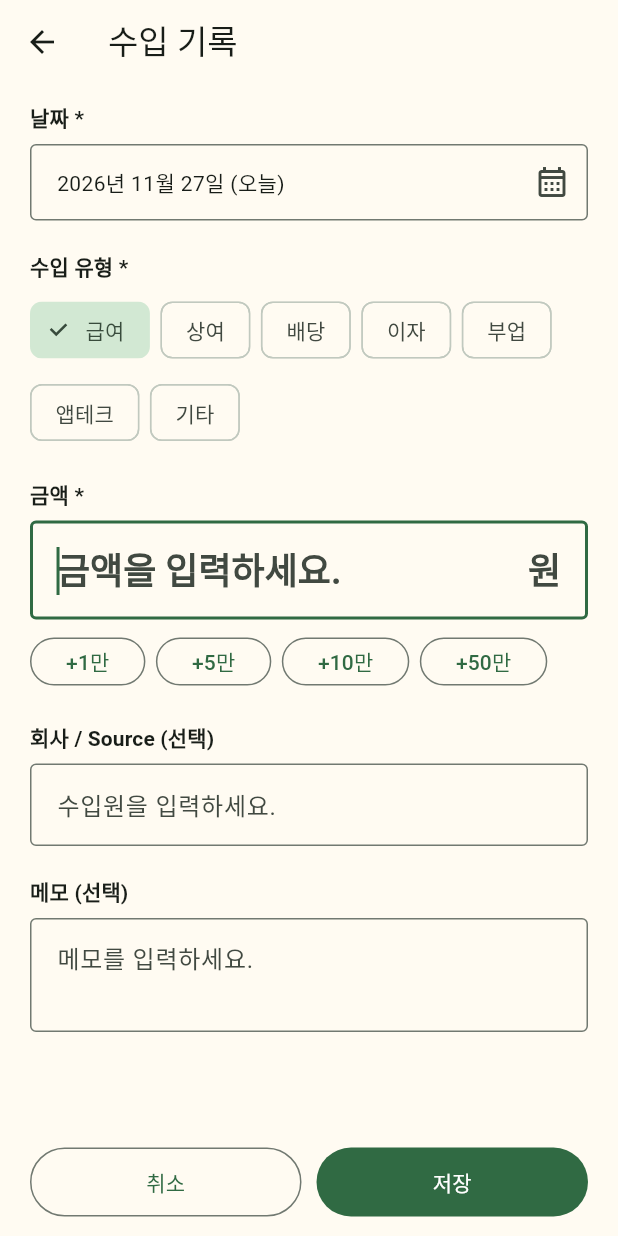
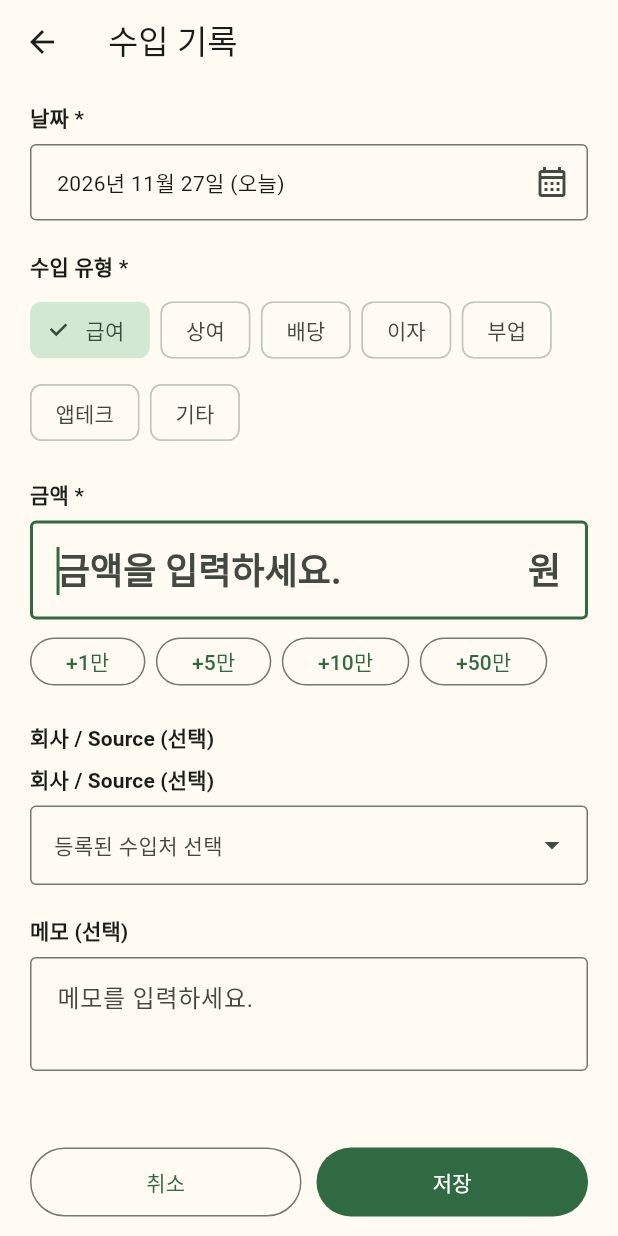
Before and after one commit to ranranranie/my-income-manager, a Flutter app: the screen it shows after launch, after a tap on the "add" icon, on a phone screen of 412 x 824 dp. Run offline on Flutter 3.47's test engine with Material 3 defaults, Android fonts, the phone set to English and light mode, and no system bars; our stand-ins replace material_ui, package_info_plus, shared_preferences, sqflite; accounts and stored records are empty.

Commit message:
Connect managed sources and accounts to income editor

```diff
--- a/lib/src/ui/income_editor.dart
+++ b/lib/src/ui/income_editor.dart
@@ -31,6 +31,8 @@ class _IncomeEditorState extends State<IncomeEditor> {
   bool amountError = false;
   bool sourceError = false;
   bool accountError = false;
+  List<IncomeSourceEntry> sourceOptions = const [];
+  List<IncomeAccountEntry> accountOptions = const [];
 
   bool get isEditing => widget.record != null;
   bool get sourceRequired => type == IncomeType.dividend;
@@ -56,6 +58,13 @@ class _IncomeEditorState extends State<IncomeEditor> {
       date = record.date;
       memoExpanded = record.memo?.isNotEmpty ?? false;
     }
+    _loadManagedOptions();
+  }
+
+  Future<void> _loadManagedOptions() async {
+    final sources = await IncomeDatabase.instance.sourcesFor(type);
+    final accounts = await IncomeDatabase.instance.accounts();
+    if (mounted) setState(() { sourceOptions = sources; accountOptions = accounts; });
   }
 
   @override
@@ -83,6 +92,7 @@ class _IncomeEditorState extends State<IncomeEditor> {
       type = next;
       if (validationAttempted) _updateErrors();
     });
+    _loadManagedOptions();
   }
 
   void _onAmountChanged(String value) {
@@ -342,6 +352,9 @@ class _IncomeEditorState extends State<IncomeEditor> {
                       accountKey: _accountKey,
                       enabled: !saving,
                       onChanged: _refreshValidation,
+                      sourceOptions: sourceOptions,
+                      accountOptions: accountOptions,
+                      onReload: _loadManagedOptions,
                     ),
                     const _FieldLabel(text: '메모', optional: true),
                     const SizedBox(height: 7),
@@ -424,6 +437,9 @@ class _ConditionalFields extends StatelessWidget {
     required this.accountKey,
     required this.enabled,
     required this.onChanged,
+    required this.sourceOptions,
+    required this.accountOptions,
+    required this.onReload,
   });
 
   final IncomeType type;
@@ -438,6 +454,9 @@ class _ConditionalFields extends StatelessWidget {
   final GlobalKey accountKey;
   final bool enabled;
   final VoidCallback onChanged;
+  final List<IncomeSourceEntry> sourceOptions;
+  final List<IncomeAccountEntry> accountOptions;
+  final Future<void> Function() onReload;
 
   String get sourceLabel => switch (type) {
         IncomeType.salary || IncomeType.bonus => '회사 / Source',
@@ -455,47 +474,101 @@ class _ConditionalFields extends StatelessWidget {
       children: [
         _FieldLabel(text: sourceLabel, required: sourceRequired, optional: !sourceRequired),
         const SizedBox(height: 7),
-        TextField(
+        _ManagedValueField(
           key: sourceKey,
           controller: sourceController,
           enabled: enabled,
-          onChanged: (_) => onChanged(),
-          textInputAction: TextInputAction.next,
-          decoration: InputDecoration(
-            hintText: sourceRequired ? '수입원을 입력하세요.' : '수입원을 입력하세요.',
-            errorText: sourceError ? '수입원을 입력해주세요.' : null,
-            border: const OutlineInputBorder(),
-            contentPadding:
-                const EdgeInsets.symmetric(horizontal: 14, vertical: 15),
-          ),
+          label: sourceLabel,
+          hint: '등록된 수입처 선택',
+          requiredValue: sourceRequired,
+          error: sourceError ? '수입원을 선택해주세요.' : null,
+          options: sourceOptions.map((e) => e.name).toList(),
+          onChanged: onChanged,
+          onAdd: (name, _) async {
+            await IncomeDatabase.instance.addSource(type, name);
+            sourceController.text = name.trim();
+            await onReload();
+            onChanged();
+          },
         ),
         if (accountVisible) ...[
           const SizedBox(height: 16),
-          _FieldLabel(
-            text: 'Account',
-            required: accountRequired,
-            optional: !accountRequired,
-          ),
-          const SizedBox(height: 7),
-          TextField(
+          _ManagedValueField(
             key: accountKey,
             controller: accountController,
             enabled: enabled,
-            onChanged: (_) => onChanged(),
-            textInputAction: TextInputAction.next,
-            decoration: InputDecoration(
-              hintText: '일반계좌, ISA, 연금저축, IRP',
-              errorText: accountError ? '계좌를 입력해주세요.' : null,
-              border: const OutlineInputBorder(),
-              contentPadding:
-                  const EdgeInsets.symmetric(horizontal: 14, vertical: 15),
-            ),
+            label: '계좌',
+            hint: '등록된 계좌 선택',
+            requiredValue: accountRequired,
+            error: accountError ? '계좌를 선택해주세요.' : null,
+            options: accountOptions.map((e) => e.name).toList(),
+            onChanged: onChanged,
+            onAdd: (name, institution) async {
+              await IncomeDatabase.instance.addAccount(name, institution);
+              accountController.text = name.trim();
+              await onReload();
+              onChanged();
+            },
+            asksInstitution: true,
           ),
         ],
         const SizedBox(height: 20),
       ],
     );
   }
+}
+
+class _ManagedValueField extends StatelessWidget {
+  const _ManagedValueField({super.key, required this.controller, required this.enabled, required this.label, required this.hint, required this.requiredValue, required this.error, required this.options, required this.onChanged, required this.onAdd, this.asksInstitution = false});
+  final TextEditingController controller;
+  final bool enabled, requiredValue, asksInstitution;
+  final String label, hint;
+  final String? error;
+  final List<String> options;
+  final VoidCallback onChanged;
+  final Future<void> Function(String name, String? institution) onAdd;
+
+  @override Widget build(BuildContext context) => Column(crossAxisAlignment: CrossAxisAlignment.start, children: [
+    _FieldLabel(text: label, required: requiredValue, optional: !requiredValue),
+    const SizedBox(height: 7),
+    InkWell(
+      onTap: !enabled ? null : () async {
+        final selected = await showModalBottomSheet<String>(
+          context: context,
+          isScrollControlled: true,
+          builder: (sheetContext) => SafeArea(child: Padding(
+            padding: EdgeInsets.fromLTRB(20, 16, 20, 20 + MediaQuery.viewInsetsOf(sheetContext).bottom),
+            child: Column(mainAxisSize: MainAxisSize.min, crossAxisAlignment: CrossAxisAlignment.stretch, children: [
+              Text(label, style: Theme.of(sheetContext).textTheme.titleMedium?.copyWith(fontWeight: FontWeight.bold)),
+              const SizedBox(height: 8),
+              for (final option in options) ListTile(title: Text(option), onTap: () => Navigator.pop(sheetContext, option)),
+              OutlinedButton.icon(icon: const Icon(Icons.add), label: const Text('새로 등록'), onPressed: () async {
+                final name = TextEditingController();
+                final institution = TextEditingController();
+                final added = await showDialog<bool>(context: sheetContext, builder: (dialogContext) => AlertDialog(
+                  title: Text('$label 등록'),
+                  content: Column(mainAxisSize: MainAxisSize.min, children: [
+                    TextField(controller: name, autofocus: true, decoration: InputDecoration(labelText: asksInstitution ? '계좌 이름' : label)),
+                    if (asksInstitution) ...[const SizedBox(height: 10), TextField(controller: institution, decoration: const InputDecoration(labelText: '금융기관 (선택)'))],
+                  ]),
+                  actions: [TextButton(onPressed: () => Navigator.pop(dialogContext, false), child: const Text('취소')), FilledButton(onPressed: () => Navigator.pop(dialogContext, true), child: const Text('등록'))],
+                ));
+                if (added == true && name.text.trim().isNotEmpty) {
+                  try { await onAdd(name.text, asksInstitution ? institution.text : null); if (sheetContext.mounted) Navigator.pop(sheetContext, name.text.trim()); }
+                  on DatabaseException catch (_) { if (sheetContext.mounted) ScaffoldMessenger.of(sheetContext).showSnackBar(const SnackBar(content: Text('이미 등록된 항목입니다.'))); }
+                }
+              }),
+            ]),
+          )),
+        );
+        if (selected != null) { controller.text = selected; onChanged(); }
+      },
+      child: InputDecorator(
+        decoration: InputDecoration(border: const OutlineInputBorder(), errorText: error, suffixIcon: const Icon(Icons.arrow_drop_down)),
+        child: Text(controller.text.isEmpty ? hint : controller.text, style: controller.text.isEmpty ? TextStyle(color: Theme.of(context).colorScheme.onSurfaceVariant) : null),
+      ),
+    ),
+  ]);
 }
 
 class _AmountAction extends StatelessWidget {
```
